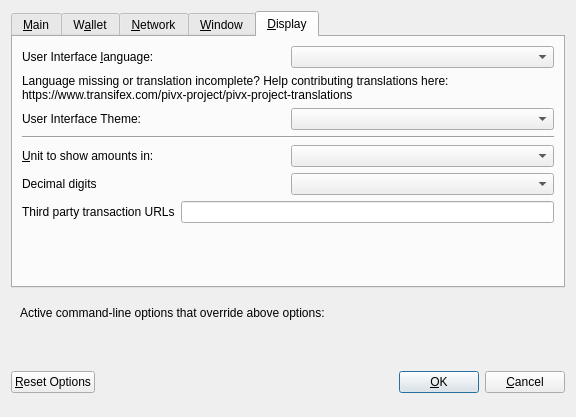
dev1972/Satellitecoin, file src/qt/forms/optionsdialog.ui: the form before one commit.
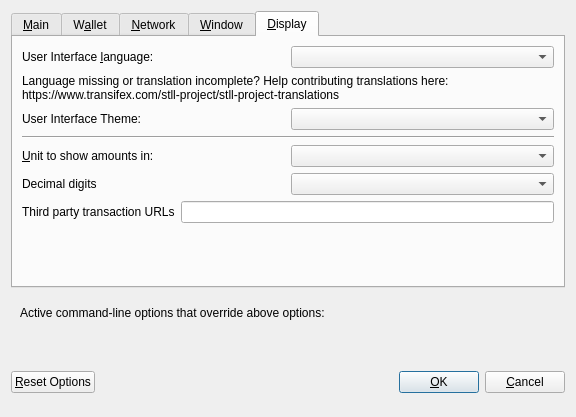
The form after the commit. The open tabs and pages were chosen to show the change. Custom widgets are drawn as their Qt base class.

```diff
--- a/src/qt/forms/optionsdialog.ui
+++ b/src/qt/forms/optionsdialog.ui
@@ -476,7 +476,7 @@
          </property>
          <property name="text">
           <string>Language missing or translation incomplete? Help contributing translations here:
-https://www.transifex.com/pivx-project/pivx-project-translations</string>
+https://www.transifex.com/stll-project/stll-project-translations</string>
          </property>
          <property name="wordWrap">
           <bool>true</bool>
```
